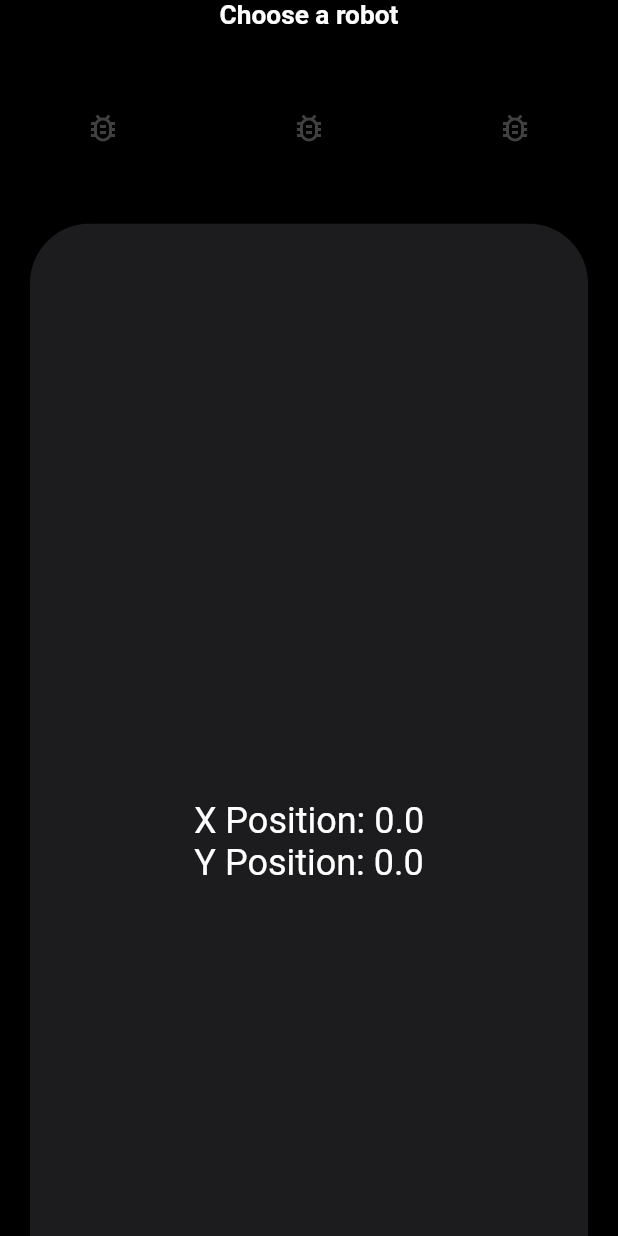
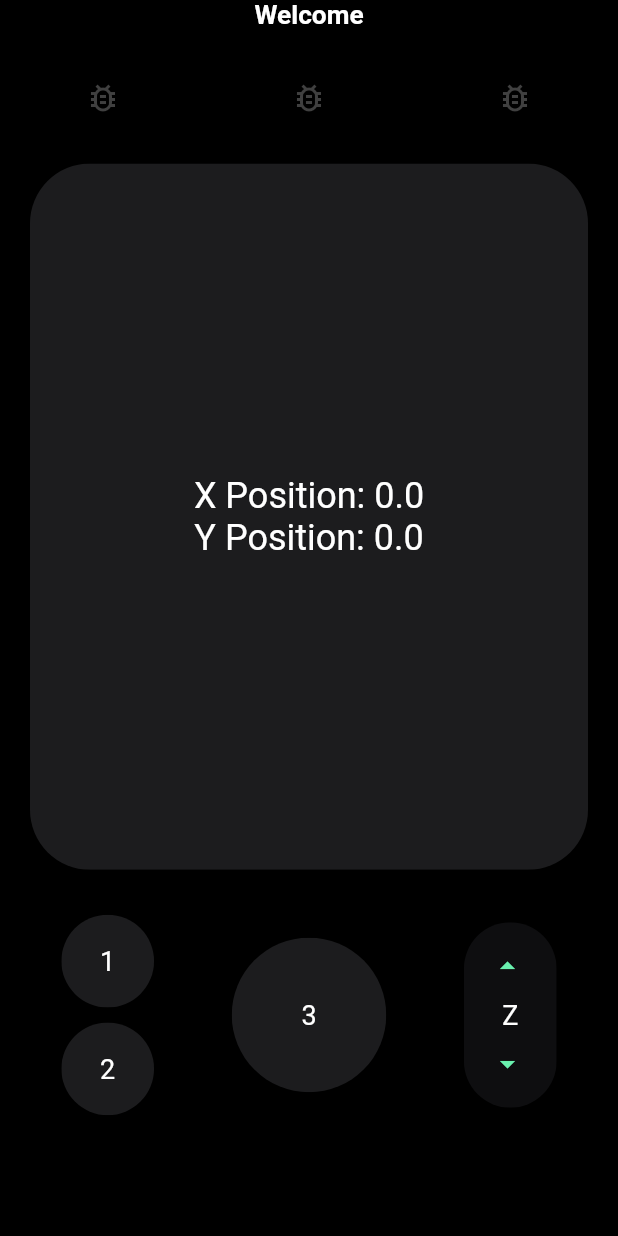
Before and after one commit to VTIvanov20/remote, a Flutter app: the screen it shows after launch, on a phone screen of 412 x 824 dp. Run offline on Flutter 3.47's test engine with Material 2 defaults, Android fonts, the phone set to English and light mode, and no system bars; Roboto replaces fonts that are missing (Montserrat).

Commit message:
Improve responsiveness

```diff
--- a/app/lib/button_layout.dart
+++ b/app/lib/button_layout.dart
@@ -21,8 +21,8 @@ class ButtonLayout extends StatelessWidget {
                 child: ClipRRect(
                   borderRadius: BorderRadius.circular(100),
                   child: Container(
-                    width: screenWidth * 0.1,
-                    height: screenWidth * 0.1,
+                    width: screenWidth * 0.15,
+                    height: screenWidth * 0.15,
                     color: AppColors.inputGray,
                     child: const Center(
                       child: Text(
@@ -39,8 +39,8 @@ class ButtonLayout extends StatelessWidget {
                 child: ClipRRect(
                   borderRadius: BorderRadius.circular(100),
                   child: Container(
-                    width: screenWidth * 0.1,
-                    height: screenWidth * 0.1,
+                    width: screenWidth * 0.15,
+                    height: screenWidth * 0.15,
                     color: AppColors.inputGray,
                     child: const Center(
                       child: Text(
@@ -53,7 +53,7 @@ class ButtonLayout extends StatelessWidget {
               ),
             ],
           ),
-          const SizedBox(width: 20),
+          const SizedBox(width: 10),
           Flexible(
             flex: 1,
             child: Column(
@@ -63,8 +63,8 @@ class ButtonLayout extends StatelessWidget {
                   child: ClipRRect(
                     borderRadius: BorderRadius.circular(100),
                     child: Container(
-                      width: screenWidth * 0.2,
-                      height: screenWidth * 0.2,
+                      width: screenWidth * 0.25,
+                      height: screenWidth * 0.25,
                       color: AppColors.inputGray,
                       child: const Center(
                         child: Text(
@@ -78,23 +78,54 @@ class ButtonLayout extends StatelessWidget {
               ],
             ),
           ),
-          const SizedBox(width: 20),
+          const SizedBox(width: 10),
           Flexible(
             flex: 1,
             child: Column(
               children: [
+                SizedBox(
+                  width: screenWidth * 0.15,
+                  height: screenWidth * 0.3,
+                  child: Stack(
+                    children: [
                       ClipRRect(
                         borderRadius: BorderRadius.circular(100),
                         child: Container(
-                    width: screenWidth * 0.1,
-                    height: screenWidth * 0.233333,
                           color: AppColors.inputBlack,
                           child: const Center(
                             child: Text(
-                        '4',
+                              'Z',
                               style: TextStyle(fontSize: 18, color: Colors.white),
                             ),
                           ),
+                        ),
+                      ),
+                      Positioned(
+                        top: 5,
+                        left: 5,
+                        // left: 10,
+                        child: IconButton(
+                          color: Colors.greenAccent,
+                          icon: const Icon(Icons.arrow_drop_up_outlined),
+                          tooltip: 'Increase Z by 1',
+                          onPressed: () {
+                            print("up");
+                          },
+                        ),
+                      ),
+                      Positioned(
+                        bottom: 5,
+                        left: 5,
+                        child: IconButton(
+                          color: Colors.greenAccent,
+                          icon: const Icon(Icons.arrow_drop_down_outlined),
+                          tooltip: 'Decrease Z by 1',
+                          onPressed: () {
+                            print("down");
+                          },
+                        ),
+                      ),
+                    ],
                   ),
                 ),
               ],
--- a/app/lib/main.dart
+++ b/app/lib/main.dart
@@ -50,7 +50,7 @@ class _AppContentsState extends State<AppContents> {
     return ListView(
       children: [
         const Text(
-            "Choose a robot",
+            "Welcome",
             style: TextStyle(
               fontFamily: "Montserrat",
               fontSize: 17.5,
@@ -59,9 +59,9 @@ class _AppContentsState extends State<AppContents> {
             ),
             textAlign: TextAlign.center,
           ),
-        const SizedBox(height: 20),
+        // const SizedBox(height: 20),
         const OptionBar(),
-        const SizedBox(height: 20),
+        // const SizedBox(height: 20),
         GestureDetector(
           onPanUpdate: (details) {
             setState(() {
@@ -75,7 +75,7 @@ class _AppContentsState extends State<AppContents> {
             },
           ),
         ),
-        const SizedBox(height: 20),
+        // const SizedBox(height: 20),
         const ButtonLayout(),
       ],
     );
--- a/app/lib/track_pad.dart
+++ b/app/lib/track_pad.dart
@@ -39,7 +39,7 @@ class _TrackPadState extends State<TrackPad> {
   @override
   Widget build(BuildContext context) {
     final availableWidth = MediaQuery.of(context).size.width - 40;
-    final availableHeight = MediaQuery.of(context).size.height;
+    final availableHeight = MediaQuery.of(context).size.height / 1.75;
 
     return Padding(
       padding: const EdgeInsets.symmetric(horizontal: 20),
```
Lines whose indentation alone changed are shown as unchanged.
